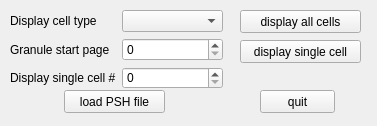
First picture: the form in PSHViewer/includes/mainw.ui, repository wenkeli/Cerebellum_simulation, before the edit.
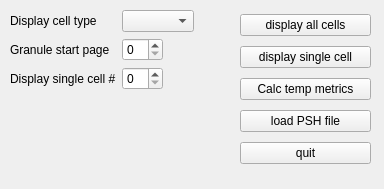
Second picture: the form after the edit.

Patch:
```diff
--- a/PSHViewer/includes/mainw.ui
+++ b/PSHViewer/includes/mainw.ui
@@ -6,63 +6,27 @@
    <rect>
     <x>0</x>
     <y>0</y>
-    <width>377</width>
-    <height>126</height>
+    <width>384</width>
+    <height>189</height>
    </rect>
   </property>
   <property name="windowTitle">
    <string>MainWindow</string>
   </property>
   <widget class="QWidget" name="centralwidget">
-   <widget class="QPushButton" name="dispAllCells">
-    <property name="geometry">
-     <rect>
-      <x>240</x>
-      <y>10</y>
-      <width>121</width>
-      <height>23</height>
-     </rect>
-    </property>
-    <property name="text">
-     <string>display all cells</string>
-    </property>
-   </widget>
-   <widget class="QPushButton" name="dispSingleCell">
-    <property name="geometry">
-     <rect>
-      <x>240</x>
-      <y>40</y>
-      <width>121</width>
-      <height>23</height>
-     </rect>
-    </property>
-    <property name="text">
-     <string>display single cell</string>
-    </property>
-   </widget>
    <widget class="QWidget" name="formLayoutWidget">
     <property name="geometry">
      <rect>
       <x>10</x>
       <y>10</y>
       <width>213</width>
-      <height>79</height>
+      <height>91</height>
      </rect>
     </property>
     <layout class="QFormLayout" name="formLayout">
-     <item row="2" column="0">
-      <widget class="QLabel" name="label_2">
-       <property name="text">
-        <string>Display single cell #</string>
-       </property>
-      </widget>
-     </item>
-     <item row="1" column="1">
-      <widget class="QSpinBox" name="grDispStartNum"/>
-     </item>
-     <item row="2" column="1">
-      <widget class="QSpinBox" name="dispSingleCellNum"/>
-     </item>
+     <property name="fieldGrowthPolicy">
+      <enum>QFormLayout::ExpandingFieldsGrow</enum>
+     </property>
      <item row="0" column="0">
       <widget class="QLabel" name="label_3">
        <property name="text">
@@ -80,33 +44,67 @@
        </property>
       </widget>
      </item>
+     <item row="1" column="1">
+      <widget class="QSpinBox" name="grDispStartNum"/>
+     </item>
+     <item row="2" column="0">
+      <widget class="QLabel" name="label_2">
+       <property name="text">
+        <string>Display single cell #</string>
+       </property>
+      </widget>
+     </item>
+     <item row="2" column="1">
+      <widget class="QSpinBox" name="dispSingleCellNum"/>
+     </item>
     </layout>
    </widget>
-   <widget class="QPushButton" name="quitButton">
+   <widget class="QWidget" name="verticalLayoutWidget">
     <property name="geometry">
      <rect>
-      <x>260</x>
-      <y>90</y>
-      <width>75</width>
-      <height>23</height>
+      <x>240</x>
+      <y>10</y>
+      <width>131</width>
+      <height>163</height>
      </rect>
     </property>
-    <property name="text">
-     <string>quit</string>
-    </property>
-   </widget>
-   <widget class="QPushButton" name="loadPSH">
-    <property name="geometry">
-     <rect>
-      <x>64</x>
-      <y>90</y>
-      <width>101</width>
-      <height>23</height>
-     </rect>
-    </property>
-    <property name="text">
-     <string>load PSH file</string>
-    </property>
+    <layout class="QVBoxLayout" name="verticalLayout">
+     <item>
+      <widget class="QPushButton" name="dispAllCells">
+       <property name="text">
+        <string>display all cells</string>
+       </property>
+      </widget>
+     </item>
+     <item>
+      <widget class="QPushButton" name="dispSingleCell">
+       <property name="text">
+        <string>display single cell</string>
+       </property>
+      </widget>
+     </item>
+     <item>
+      <widget class="QPushButton" name="calcTempMetrics">
+       <property name="text">
+        <string>Calc temp metrics</string>
+       </property>
+      </widget>
+     </item>
+     <item>
+      <widget class="QPushButton" name="loadPSH">
+       <property name="text">
+        <string>load PSH file</string>
+       </property>
+      </widget>
+     </item>
+     <item>
+      <widget class="QPushButton" name="quitButton">
+       <property name="text">
+        <string>quit</string>
+       </property>
+      </widget>
+     </item>
+    </layout>
    </widget>
   </widget>
  </widget>
```
Left out of the diff: 21 changed lines with no effect on the pictures.
